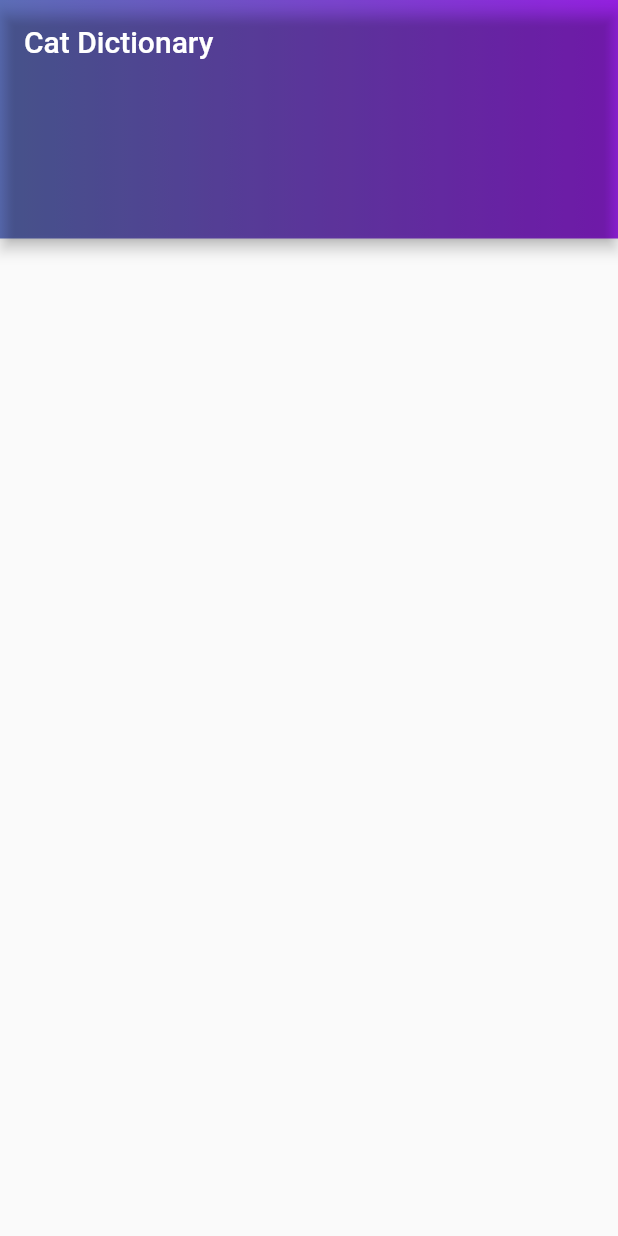
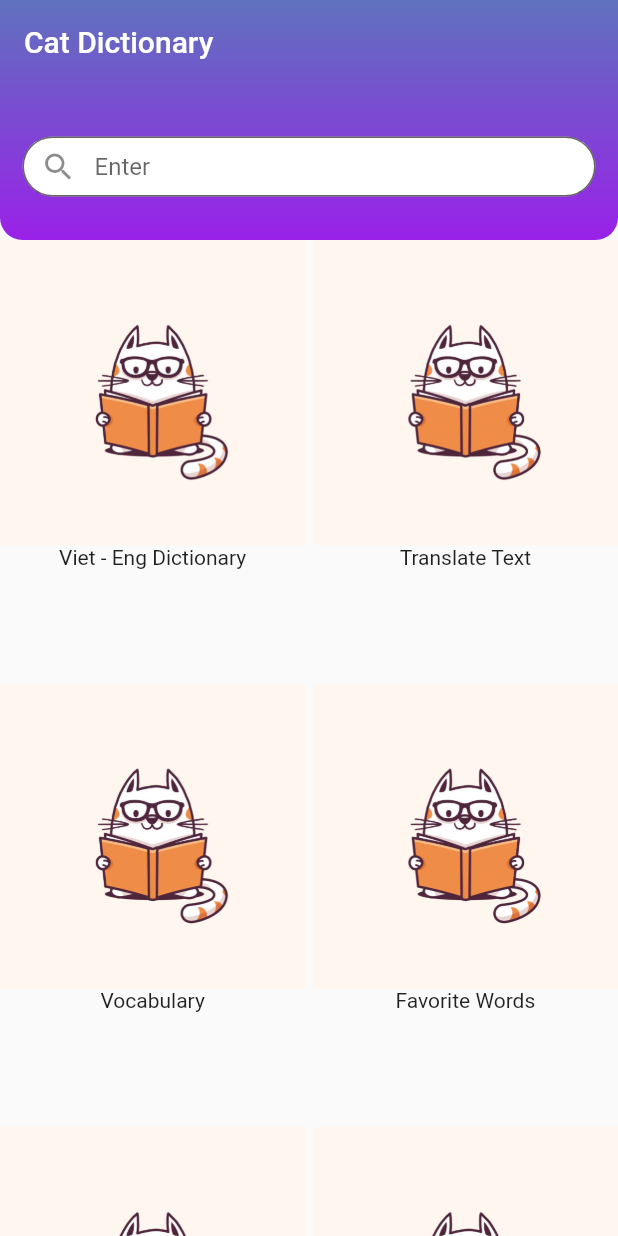
Before and after one commit to phuongThao460/flutter_dictionary_app, a Flutter app: the screen it shows after launch, on a phone screen of 412 x 824 dp. Run offline on Flutter 3.47's test engine with Material 2 defaults, Android fonts, the phone set to English and light mode, and no system bars.

Commit message:
homepage example

```diff
--- /dev/null
+++ b/lib/homepage/homeheader.dart
@@ -0,0 +1,59 @@
+// ignore_for_file: use_key_in_widget_constructors
+
+import 'package:flutter/material.dart';
+import 'package:flutter_dictionary_app/homepage/homepage-items.dart';
+
+class HomeHeader extends StatefulWidget {
+
+  @override
+  State<HomeHeader> createState() => _HomeHeaderState();
+}
+
+class _HomeHeaderState extends State<HomeHeader> {
+  @override
+  Widget build(BuildContext context) {
+    return Container(
+          height: 160,
+          decoration: const BoxDecoration(
+              borderRadius: BorderRadius.only(
+                  bottomLeft: Radius.circular(15),
+                  bottomRight: Radius.circular(15)),
+              gradient: LinearGradient(
+                  begin: Alignment.topCenter,
+                  end: Alignment.bottomCenter,
+                  colors: [Color(0xFF5F72BE), Color(0xFF9921E8)])),
+          child: Column(
+            children: [
+              AppBar(
+                elevation: 0,
+                backgroundColor: Colors.transparent,
+                title: const Text('Cat Dictionary'),
+              ),
+              const SizedBox(
+                height: 35,
+              ),
+              Padding(
+                padding: const EdgeInsets.only(left: 15, right: 15),
+                child: Container(
+                  height: 40,
+                  alignment: Alignment.bottomCenter,
+                  child: TextField(
+                    decoration: InputDecoration(
+                        border: OutlineInputBorder(
+                            borderRadius: BorderRadius.circular(50.0)),
+                        filled: true,
+                        fillColor: Colors.white,
+                        contentPadding: const EdgeInsets.only(top: 12),
+                        hintText: "Enter ",
+                        prefixIcon: const Icon(Icons.search)),
+                  ),
+                ),
+              ),
+              const SizedBox(
+                height: 10,
+              ),
+            ],
+          ),
+    );
+  }
+}
--- /dev/null
+++ b/lib/homepage/homepage-items.dart
@@ -0,0 +1,45 @@
+// ignore_for_file: use_key_in_widget_constructors, prefer_const_constructors_in_immutables
+
+import 'package:flutter/material.dart';
+import 'package:flutter_dictionary_app/modules/card.dart';
+
+class HomepageItems extends StatelessWidget {
+  @override
+  Widget build(BuildContext context) {
+    List<CardDetail> items = CardDetail.init();
+    return GridView.builder(
+          physics: const ScrollPhysics(),
+          scrollDirection: Axis.vertical,
+          primary: false,
+          shrinkWrap: true,
+          itemCount: items.length,
+          gridDelegate: const SliverGridDelegateWithFixedCrossAxisCount(
+              crossAxisCount: 2,
+              mainAxisSpacing: 5,
+              crossAxisSpacing: 5,
+              childAspectRatio: 0.7),
+          itemBuilder: (context, index) {
+            return CardItems(card: items[index]);
+          },
+    );
+  }
+}
+
+class CardItems extends StatelessWidget {
+  final CardDetail card;
+  CardItems({required this.card});
+  @override
+  Widget build(BuildContext context) {
+    return Column(
+      mainAxisSize: MainAxisSize.max,
+      crossAxisAlignment: CrossAxisAlignment.center,
+      children: [
+        Image.asset(
+          card.img,
+          fit: BoxFit.fill,
+        ),
+        Text(card.nameCard)
+      ],
+    );
+  }
+}
--- a/lib/homepage/homepage.dart
+++ b/lib/homepage/homepage.dart
@@ -1,29 +1,18 @@
 // ignore_for_file: use_key_in_widget_constructors
 
 import 'package:flutter/material.dart';
+import 'package:flutter_dictionary_app/homepage/homeheader.dart';
+import 'package:flutter_dictionary_app/homepage/homepage-items.dart';
+//import 'package:flutter_dictionary_app/homepage/homepage-items.dart';
 
-class Homepage extends StatefulWidget {
-  static String routeName = "/homepage";
-
-  @override
-  State<Homepage> createState() => _HomepageState();
-}
-
-class _HomepageState extends State<Homepage> {
+class Homepage extends StatelessWidget {
+  static String routeName = '/homepage';
   @override
   Widget build(BuildContext context) {
     return Scaffold(
-      body: Container(
-        height: 159,
-        decoration: const BoxDecoration(
-            gradient: LinearGradient(
-                colors: [
-              Color.fromRGBO(95, 114, 190, 1),
-              Color.fromRGBO(153, 33, 232, 1)
-            ])),
-        child: AppBar(
-          backgroundColor: Colors.transparent,
-          title: const Text('Cat Dictionary'),
+      body: SafeArea(
+        child: ListView(
+          children: [HomeHeader(), HomepageItems()],
         ),
       ),
     );
--- a/lib/main.dart
+++ b/lib/main.dart
@@ -13,6 +13,7 @@ class MyApp extends StatelessWidget {
   @override
   Widget build(BuildContext context) {
     return MaterialApp(
+      debugShowCheckedModeBanner: false,
       initialRoute: Slpashpage.routeName,
       routes: routes,
       title: 'Cat Dictionary',
--- /dev/null
+++ b/lib/modules/card.dart
@@ -0,0 +1,20 @@
+class CardDetail {
+  int id;
+  String nameCard;
+  String img;
+  CardDetail({required this.id, required this.nameCard, required this.img});
+
+  static List<CardDetail> init() {
+    List<CardDetail> data = [
+      CardDetail(id: 1, nameCard: 'Viet - Eng Dictionary', img: 'assets/images/cat-book.jpg'),
+      CardDetail(id: 2, nameCard: 'Translate Text', img: 'assets/images/cat-book.jpg'),
+      CardDetail(id: 3, nameCard: 'Vocabulary', img: 'assets/images/cat-book.jpg'),
+      CardDetail(id: 4, nameCard: 'Favorite Words', img: 'assets/images/cat-book.jpg'),
+      CardDetail(id: 5, nameCard: 'Short Story', img: 'assets/images/cat-book.jpg'),
+      CardDetail(id: 6, nameCard: 'Idioms', img: 'assets/images/cat-book.jpg'),
+      CardDetail(id: 7, nameCard: 'Conversations', img: 'assets/images/cat-book.jpg'),
+      CardDetail(id: 8, nameCard: 'Grammar', img: 'assets/images/cat-book.jpg'),
+    ];
+    return data;
+  }
+}
--- a/lib/splashpage.dart
+++ b/lib/splashpage.dart
@@ -18,10 +18,13 @@ class Slpashpage extends StatelessWidget {
               width: MediaQuery.of(context).size.width,
               height: MediaQuery.of(context).size.height,
               decoration: const BoxDecoration(
-                  gradient: LinearGradient(begin: Alignment.topCenter, colors: [
-                Color.fromRGBO(95, 114, 190, 1),
-                Color.fromRGBO(153, 33, 232, 1)
-              ])),
+                  gradient: LinearGradient(
+                      begin: Alignment.topCenter,
+                      end: Alignment.bottomCenter,
+                      colors: [
+                    Color.fromRGBO(95, 114, 190, 1.0),
+                    Color.fromRGBO(153, 33, 232, 1.0)
+                  ])),
               child: Column(
                 mainAxisAlignment: MainAxisAlignment.center,
                 children: const [
```
Also changed, not shown: pubspec.yaml (+3 -4 lines), assets/images/cat-book.jpg (added).
